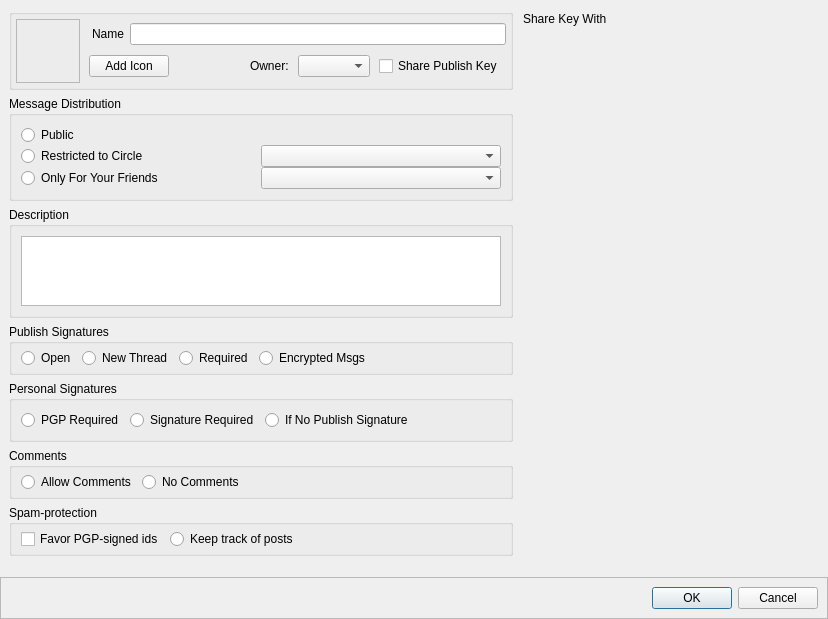
RetroShare/RetroShare, file retroshare-gui/src/gui/gxs/GxsGroupDialog.ui: the form before one commit.
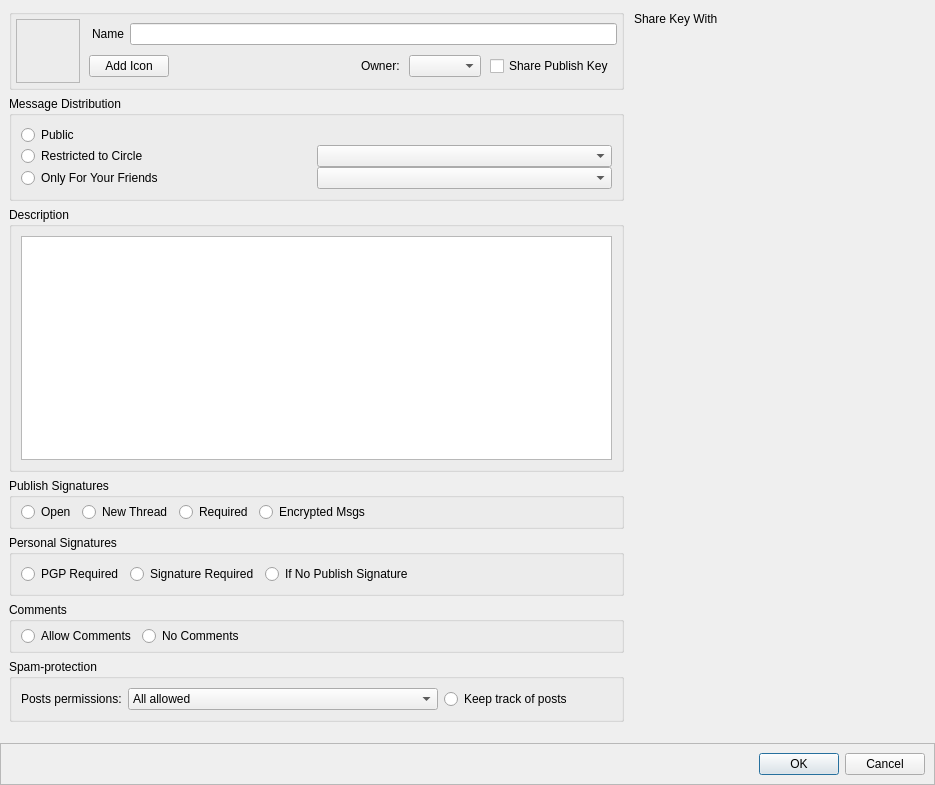
The form after the commit. Icons and pictures are not drawn. Custom widgets are drawn as their Qt base class.

Commit message: added GXS distribution flag to defavor posts signed by key form unknown RS nodes, and updated UI in forums to use it

The edit to the form file:
```diff
--- a/retroshare-gui/src/gui/gxs/GxsGroupDialog.ui
+++ b/retroshare-gui/src/gui/gxs/GxsGroupDialog.ui
@@ -6,8 +6,8 @@
    <rect>
     <x>0</x>
     <y>0</y>
-    <width>828</width>
-    <height>612</height>
+    <width>935</width>
+    <height>785</height>
    </rect>
   </property>
   <property name="windowTitle">
@@ -580,31 +580,35 @@
           <string>Spam-protection</string>
          </property>
          <layout class="QHBoxLayout" name="horizontalLayout_6">
-          <property name="spacing">
-           <number>6</number>
-          </property>
-          <property name="leftMargin">
-           <number>9</number>
-          </property>
-          <property name="topMargin">
-           <number>4</number>
-          </property>
-          <property name="rightMargin">
-           <number>9</number>
-          </property>
-          <property name="bottomMargin">
-           <number>4</number>
-          </property>
           <item>
-           <widget class="QCheckBox" name="antiSpam_signedIds">
-            <property name="toolTip">
-             <string>&lt;html&gt;&lt;head/&gt;&lt;body&gt;&lt;p&gt;This makes the media increase the reputation threshold to 0.4 for anonymous ids, while keeping it to 0.0 for PGP-linked ids. Therefore, anonymous ids can still post, if their local reputation score is above that threshold.&lt;/p&gt;&lt;/body&gt;&lt;/html&gt;</string>
-            </property>
+           <widget class="QLabel" name="label_5">
             <property name="text">
-             <string>Favor PGP-signed ids</string>
+             <string>Posts permissions:</string>
             </property>
            </widget>
           </item>
+          <item>
+           <widget class="QComboBox" name="antiSpam_perms_CB">
+            <property name="toolTip">
+             <string>&lt;html&gt;&lt;head/&gt;&lt;body&gt;&lt;p&gt;This combo box allows you to choose how posts are handled depending on the node the poster belongs to.&lt;/p&gt;&lt;p&gt;&lt;span style=&quot; font-weight:600;&quot;&gt;All allowed&lt;/span&gt;: all posts are treated equally.&lt;/p&gt;&lt;p&gt;&lt;span style=&quot; font-weight:600;&quot;&gt;Defavor posts from unsigned IDs&lt;/span&gt;: anonymous IDs will require a reputation of 0.4 to be received/forwarded.&lt;/p&gt;&lt;p&gt;&lt;span style=&quot; font-weight:600;&quot;&gt;Defavor posts from unsigned IDs and IDs from unknown nodes&lt;/span&gt;: anonymous IDs and IDs signed by unknown Retroshare nodes will require a reputation of 0.4 to be received/forwarded.&lt;/p&gt;&lt;/body&gt;&lt;/html&gt;</string>
+            </property>
+            <item>
+             <property name="text">
+              <string>All allowed</string>
+             </property>
+            </item>
+            <item>
+             <property name="text">
+              <string>Defavor unsigned IDs</string>
+             </property>
+            </item>
+            <item>
+             <property name="text">
+              <string>Defavor unsigned IDs and IDs from unknown nodes</string>
+             </property>
+            </item>
+           </widget>
+          </item>
           <item>
            <widget class="QRadioButton" name="antiSpam_trackMessages">
             <property name="toolTip">
```
Left out of the diff: 50 changed lines with no effect on the pictures. The commit also changes 6 other files.
